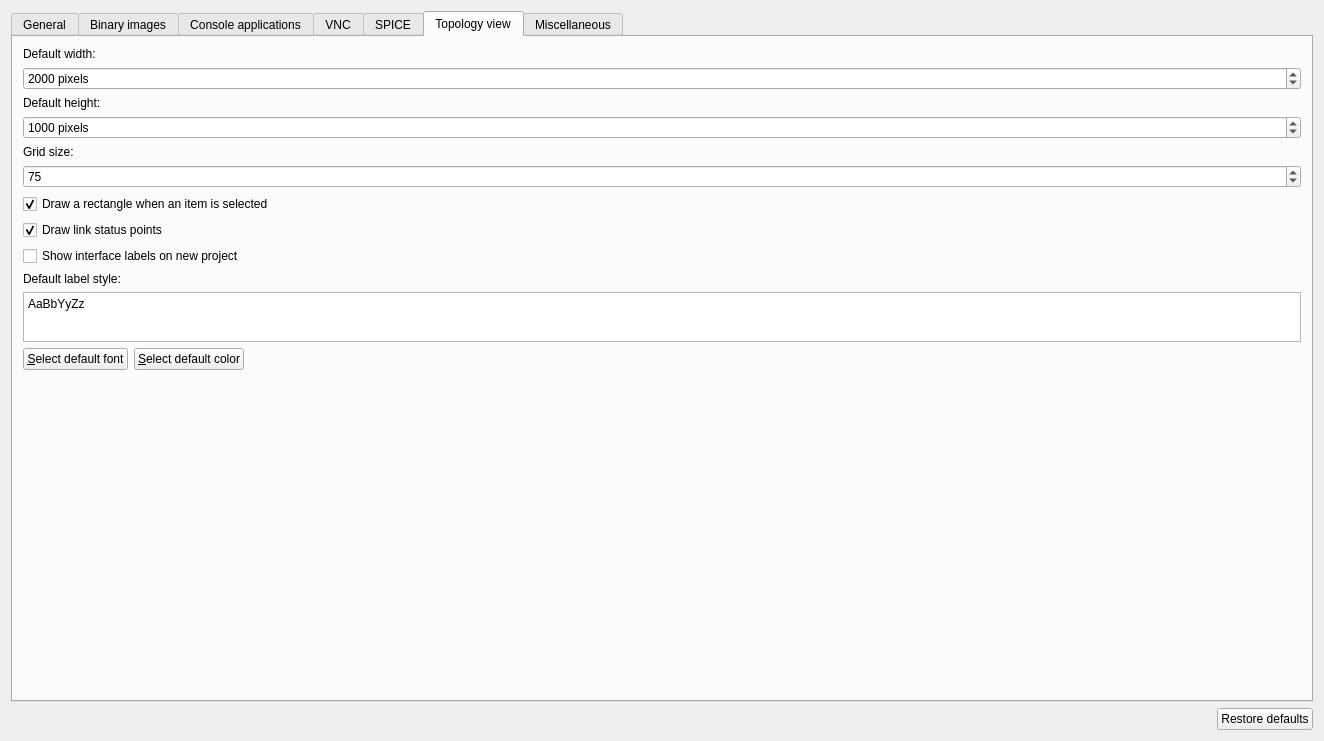
GNS3/gns3-gui, file gns3/ui/general_preferences_page.ui: the form before one commit.
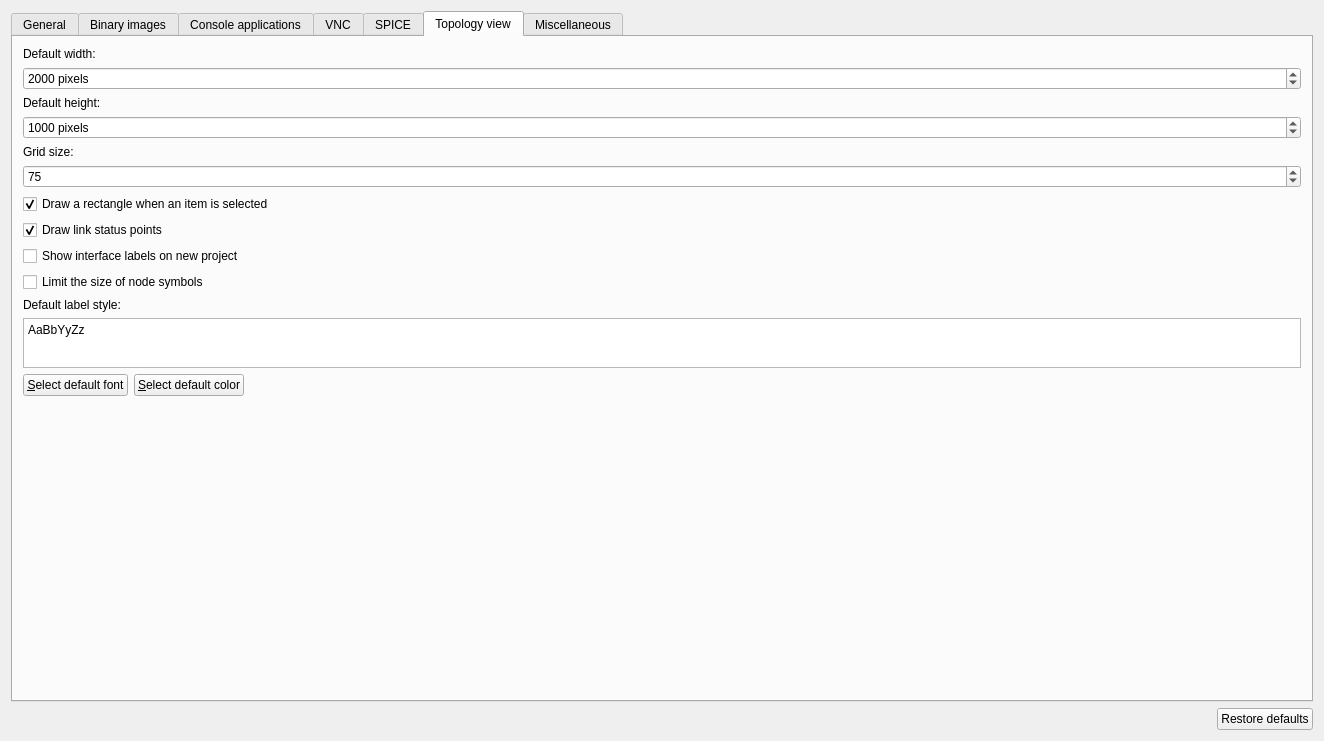
The form after the commit. The open tabs and pages were chosen to show the change.

Commit message: Checkbox to activate/deactivate the size limit of node symbols.

```diff
--- a/gns3/ui/general_preferences_page.ui
+++ b/gns3/ui/general_preferences_page.ui
@@ -664,7 +664,7 @@
          </property>
         </widget>
        </item>
-       <item row="11" column="0" colspan="2">
+       <item row="12" column="0" colspan="2">
         <layout class="QHBoxLayout" name="horizontalLayout_5">
          <item>
           <widget class="QPushButton" name="uiDefaultLabelFontPushButton">
@@ -721,7 +721,7 @@
          </property>
         </widget>
        </item>
-       <item row="9" column="0">
+       <item row="10" column="0">
         <widget class="QLabel" name="uiLabelPreviewLabel">
          <property name="text">
           <string>Default label style:</string>
@@ -738,7 +738,7 @@
          </property>
         </widget>
        </item>
-       <item row="10" column="0" colspan="2">
+       <item row="11" column="0" colspan="2">
         <widget class="QPlainTextEdit" name="uiDefaultLabelStylePlainTextEdit">
          <property name="sizePolicy">
           <sizepolicy hsizetype="MinimumExpanding" vsizetype="Expanding">
@@ -760,7 +760,7 @@
          </property>
         </widget>
        </item>
-       <item row="12" column="0">
+       <item row="13" column="0">
         <spacer name="verticalSpacer_2">
          <property name="orientation">
           <enum>Qt::Vertical</enum>
@@ -822,6 +822,13 @@
          </property>
         </widget>
        </item>
+       <item row="9" column="0">
+        <widget class="QCheckBox" name="uiLimitSizeNodeSymbolCheckBox">
+         <property name="text">
+          <string>Limit the size of node symbols</string>
+         </property>
+        </widget>
+       </item>
       </layout>
      </widget>
      <widget class="QWidget" name="uiMiscTab">
```
The commit also changes 2 other files.
